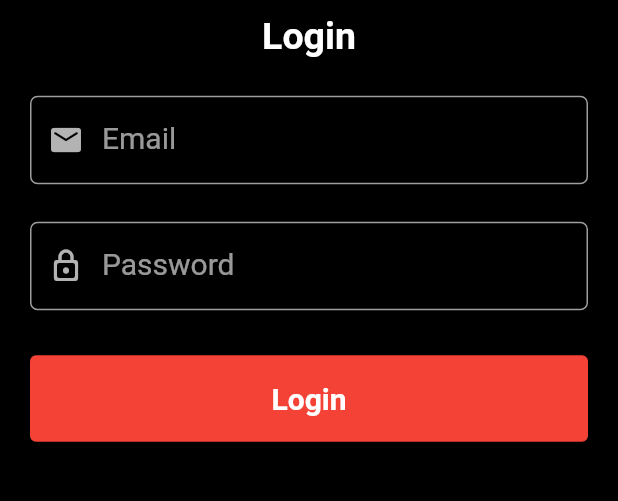
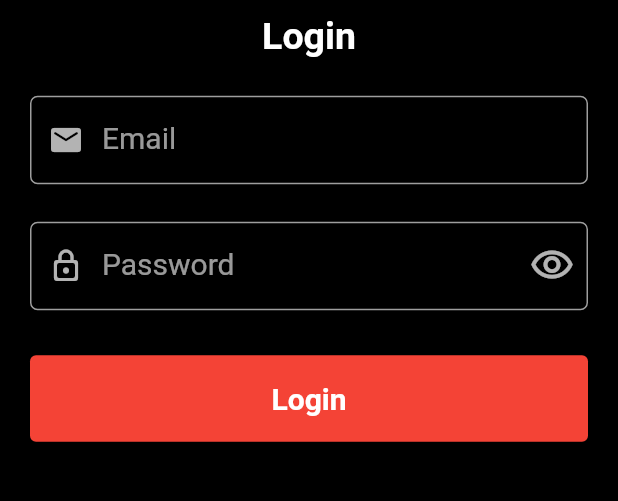
Before and after one commit to mdrabbihossen/tiktok, a Flutter app: the screen it shows after launch, on a phone screen of 412 x 824 dp, the part 428-929 px from its top. Run offline on Flutter 3.47's test engine with Material 2 defaults, Android fonts, the phone set to English and light mode, and no system bars; our stand-ins replace get.

Commit message:
auth field update

```diff
--- a/lib/app/widgets/auth_text_field.dart
+++ b/lib/app/widgets/auth_text_field.dart
@@ -62,6 +62,17 @@ class _AuthTextFieldState extends State<AuthTextField> {
             color: AppColors.borderColor,
           ),
         ),
+        suffixIcon: (widget.isPassword)
+            ? IconButton(
+                onPressed: widget.showPasswordPressed,
+                icon: Icon(
+                  (!widget.showPassword)
+                      ? Icons.visibility_outlined
+                      : Icons.visibility_off_outlined,
+                ),
+                iconSize: 30,
+              )
+            : null,
       ),
     );
   }
```
